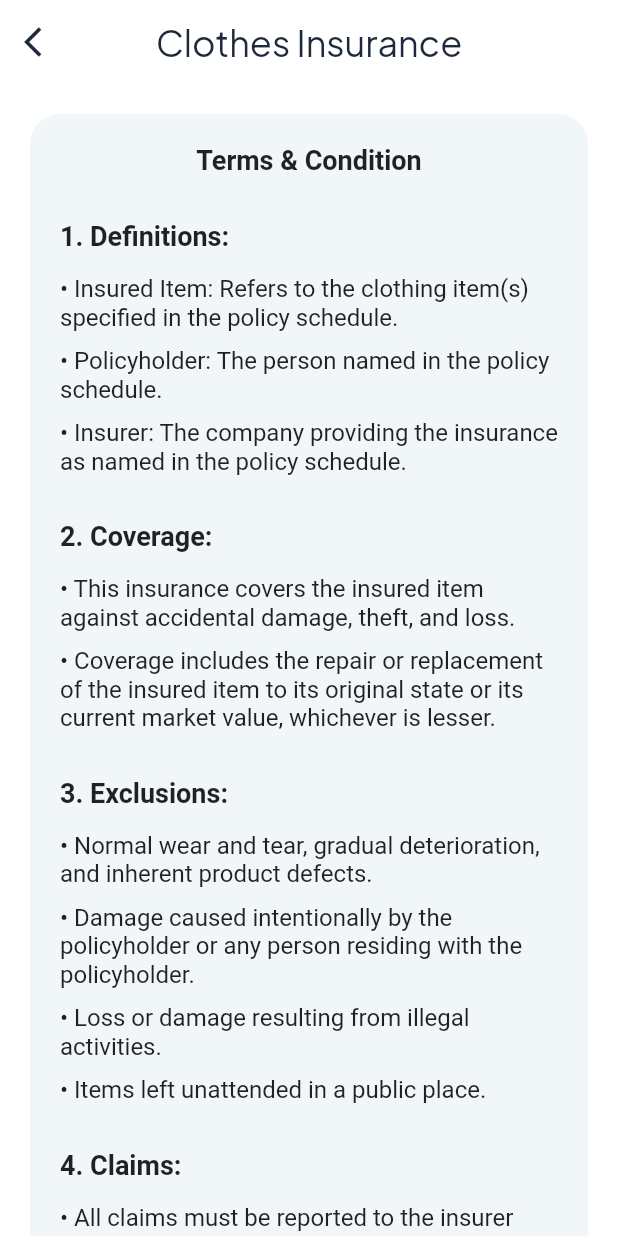
After one commit to henilhp6641/LaundrySolution, a Flutter app: the LaundryOneScreen screen opened by its route, after a tap on "Clothes Insurance", on a phone screen of 412 x 824 dp. The commit adds this screen. Run offline on Flutter 3.47's test engine with Material 2 defaults, Android fonts, the phone set to English and light mode, and no system bars; our stand-ins replace cached_network_image, carousel_slider, cloud_firestore, dio, firebase_auth, firebase_core and 9 more; missing offline and left inert: flutter_stripe; accounts and stored records are empty.

Commit message:
Week-5(Day-1)

```diff
--- a/lib/app_route.dart
+++ b/lib/app_route.dart
@@ -13,6 +13,7 @@ import 'package:ft_washing_app/module/bottom/profile/my_profile/my_profile_scree
 
 import 'module/bottom/profile/address/all_address_screen.dart';
 import 'module/bottom/profile/address/edit/add_address_screen.dart';
+import 'module/bottom/profile/laundry_one/insurance_term_screen.dart';
 import 'module/bottom/profile/laundry_one/laundry_one.dart';
 import 'package/config_packages.dart';
 
@@ -40,6 +41,7 @@ class AppRouter {
   static const myProfileScreen = '/myProfileScreen';
   static const laundryOneScreen = '/laundryOneScreen';
   static const membershipScreen = '/membershipScreen';
+  static const insuranceTermsScreen = '/insuranceTermsScreen';
 
   static List<GetPage> getPages = [
     GetPage(name: splash, page: () => const SplashScreen()),
@@ -54,6 +56,7 @@ class AppRouter {
     GetPage(name: editProfile, page: () => const EditProfileScreen()),
     GetPage(name: laundryOneScreen, page: () => LaundryOneScreen()),
     GetPage(name: membershipScreen, page: () => const MembershipScreen()),
+    GetPage(name: insuranceTermsScreen, page: () =>  InsuranceTermsScreen()),
     GetPage(name: changePassword, page: () => const ChangePasswordScreen()),
     GetPage(name: myPlan, page: () => const MyPlansScreen()),
     GetPage(name: allAddress, page: () => const AllAddressScreen()),
--- a/lib/module/bottom/home/bag/our_plan_checkout_screen.dart
+++ b/lib/module/bottom/home/bag/our_plan_checkout_screen.dart
@@ -155,7 +155,7 @@ class _CheckOutScreenState extends State<OurPlanCheckOutScreen> {
     try {
       await Stripe.instance.presentPaymentSheet().then((value) {
         Timer timer = Timer(const Duration(milliseconds: 2000), () {
-          Navigator.of(context, rootNavigator: true).pop();
+          // Navigator.of(context, rootNavigator: true).pop();
           Navigator.pushAndRemoveUntil<dynamic>(
             context,
             MaterialPageRoute<dynamic>(
--- a/lib/module/bottom/home/bag/our_plan_controller.dart
+++ b/lib/module/bottom/home/bag/our_plan_controller.dart
@@ -53,7 +53,7 @@ class OurPlanController extends GetxController{
 
        dismissLoader();
 
-      Get.back();
+      // Get.back();
       // list[index]['status'] ="Active";
 
     } catch (e) {
--- a/lib/module/bottom/new_order/cart/cart_controller.dart
+++ b/lib/module/bottom/new_order/cart/cart_controller.dart
@@ -57,7 +57,7 @@ class CartController extends GetxController {
       await userRef.update({
         'orders': FieldValue.arrayUnion([newAddress]),
       });
-      Get.back();
+      // Get.back();
       myOrderController.fetchOrder();
       total.value = 0;
       for (int i = 0; i < productSelectionController.productList.length; i++) {
@@ -126,7 +126,7 @@ class CartController extends GetxController {
         NotificationDetails(android: androidPlatformChannelSpecifics);
     try {
       await flutterLocalNotificationsPlugin.show(0, 'Order Confirmation',
-          'Your Order has been Successfully Placed!', platformChannelSpecifics, payload: 'item_x',  // You can use this payload in the selectNotification callback if needed.
+          'Your Order has been Successfully Submitted!', platformChannelSpecifics, payload: 'item_x',  // You can use this payload in the selectNotification callback if needed.
       );
     } catch (e) {
       print('Error showing notification: $e');
--- /dev/null
+++ b/lib/module/bottom/profile/laundry_one/insurance_term_screen.dart
@@ -0,0 +1,91 @@
+import 'package:flutter/material.dart';
+
+import '../../../../components/common_appbar.dart';
+import '../../../../res/color_schema.dart';
+import '../../../../utils/const_string.dart';
+
+class InsuranceTermsScreen extends StatelessWidget {
+  @override
+  Widget build(BuildContext context) {
+    return Scaffold(
+      appBar: CommonAppBar(
+        appBar: AppBar(),
+        centerTitle: true,
+        title: ConstString.laundryTerms,
+      ),
+      backgroundColor: AppColor.white,
+      body: SingleChildScrollView(
+        padding:
+            const EdgeInsets.only(left: 20, right: 20, top: 20, bottom: 40),
+        child: Column(
+          crossAxisAlignment: CrossAxisAlignment.start,
+          children: <Widget>[
+            Container(
+              decoration: BoxDecoration(
+                borderRadius: BorderRadius.circular(20),
+                color: AppColor.primary.withOpacity(0.06),
+              ),
+              padding: const EdgeInsets.all(20),
+              child: Column(
+                mainAxisAlignment: MainAxisAlignment.start,
+                crossAxisAlignment: CrossAxisAlignment.start,
+                children: [
+                  Center(child: Text("Terms & Condition",style: const TextStyle(fontSize: 18, fontWeight: FontWeight.bold)),),
+                  SizedBox(height: 20,),
+                  buildSectionTitle("1. Definitions:"),
+                  buildTextItem(
+                      "• Insured Item: Refers to the clothing item(s) specified in the policy schedule."),
+                  buildTextItem(
+                      "• Policyholder: The person named in the policy schedule."),
+                  buildTextItem(
+                      "• Insurer: The company providing the insurance as named in the policy schedule."),
+                  const SizedBox(
+                    height: 15,
+                  ),
+                  buildSectionTitle("2. Coverage:"),
+                  buildTextItem(
+                      "• This insurance covers the insured item against accidental damage, theft, and loss."),
+                  buildTextItem(
+                      "• Coverage includes the repair or replacement of the insured item to its original state or its current market value, whichever is lesser."),
+                  const SizedBox(
+                    height: 15,
+                  ),
+                  buildSectionTitle("3. Exclusions:"),
+                  buildTextItem(
+                      "• Normal wear and tear, gradual deterioration, and inherent product defects."),
+                  buildTextItem(
+                      "• Damage caused intentionally by the policyholder or any person residing with the policyholder."),
+                  buildTextItem("• Loss or damage resulting from illegal activities."),
+                  buildTextItem("• Items left unattended in a public place."),
+
+                  const SizedBox(
+                    height: 15,
+                  ),
+                  buildSectionTitle("4. Claims:"),
+                  buildTextItem("• All claims must be reported to the insurer within 7 days of the incident."),
+                  buildTextItem("• Claims must be supported with original purchase receipts, photographs of the damage, and any other relevant documentation."),
+                  buildTextItem("• The insurer reserves the right to inspect the damaged items before processing a claim."),
+                ],
+              ),
+            ),
+          ],
+        ),
+      ),
+    );
+  }
+
+  Widget buildSectionTitle(String title) {
+    return Padding(
+      padding: const EdgeInsets.symmetric(vertical: 10.0),
+      child: Text(title,
+          style: const TextStyle(fontSize: 18, fontWeight: FontWeight.bold)),
+    );
+  }
+
+  Widget buildTextItem(String text) {
+    return Padding(
+      padding: const EdgeInsets.symmetric(vertical: 5.0),
+      child: Text(text, style: const TextStyle(fontSize: 16)),
+    );
+  }
+}
--- a/lib/module/bottom/profile/laundry_one/laundry_one.dart
+++ b/lib/module/bottom/profile/laundry_one/laundry_one.dart
@@ -1,6 +1,5 @@
 import '../../../../package/config_packages.dart';
 
-import 'package:flutter/material.dart';
 
 class LaundryOneScreen extends StatefulWidget {
   @override
@@ -66,7 +65,19 @@ class _LaundryOneScreenState extends State<LaundryOneScreen> {
               leading: Icon(Icons.card_giftcard),
               title: Text('Exclusive offers and premium support'),
             ),
-            const SizedBox(height: 20),
+            // const SizedBox(height: 5),
+            InkWell(
+              onTap: (){
+                Get.toNamed(AppRouter.insuranceTermsScreen);
+              },
+              child: const ListTile(
+                leading: Icon(Icons.baby_changing_station_outlined),
+                title: Text('Clothes Insurance'),
+                trailing: Icon(Icons.arrow_forward_ios, size: 14),
+              ),
+            ),
+
+            // const SizedBox(height: 5),
             InkWell(
               onTap: (){
                   Get.toNamed(AppRouter.membershipScreen);
--- a/lib/module/bottom/profile/laundry_one/laundry_one_controller.dart
+++ b/lib/module/bottom/profile/laundry_one/laundry_one_controller.dart
@@ -10,7 +10,7 @@ import '../../../../widgets/app_loader.dart';
 class LaundryOneController extends GetxController{
 
   RxBool showProgress = false.obs;
-  int laundryOnePrice=10;
+  int laundryOnePrice=25;
 
   Future<void> addLaundryOne() async {
 
@@ -29,7 +29,7 @@ class LaundryOneController extends GetxController{
         'laundryOne': laundryOne,
       });
       dismissLoader();
-      Get.back();
+      // Get.back();
 
     } catch (e) {
       dismissLoader();
--- a/lib/module/bottom/profile/laundry_one/manage_membership.dart
+++ b/lib/module/bottom/profile/laundry_one/manage_membership.dart
@@ -1,7 +1,5 @@
 import 'dart:async';
 import 'dart:convert';
-import 'dart:ffi';
-
 import 'package:flutter/material.dart';
 import 'package:flutter_dotenv/flutter_dotenv.dart';
 import 'package:flutter_stripe/flutter_stripe.dart';
@@ -53,7 +51,7 @@ class _MembershipScreenState extends State<MembershipScreen> {
                     const Divider(),
                     ListTile(
                         title: const Text('Current Membership'),
-                        subtitle: const Text('Monthly Plan - \$10.00'),
+                        subtitle: const Text('Monthly Plan - \$25.00'),
                         trailing: Text(
                           laundryOneController.laundryOne.isNotEmpty
                               ? "${laundryOneController.laundryOne['laundryOneStatus']}"
@@ -113,7 +111,7 @@ class _MembershipScreenState extends State<MembershipScreen> {
     try {
       await Stripe.instance.presentPaymentSheet().then((value) {
         Timer timer = Timer(const Duration(milliseconds: 2000), () {
-          Navigator.of(context, rootNavigator: true).pop();
+          // Navigator.of(context, rootNavigator: true).pop();
           Navigator.pushAndRemoveUntil<dynamic>(
             context,
             MaterialPageRoute<dynamic>(
--- a/lib/utils/const_string.dart
+++ b/lib/utils/const_string.dart
@@ -12,6 +12,7 @@ class ConstString{
   static const profile = "Profile";
   static const editProfile = "Edit Profile";
   static const laundryLocation = "Laundry One";
+  static const laundryTerms = "Clothes Insurance";
   static const gender = "Gender";
   static const myProfile = "My Profile";
   static const cancel = "Cancel";
```
Also changed, not shown: lib/module/bottom/new_order/check_out/check_out_screen.dart (+37 -9 lines).
